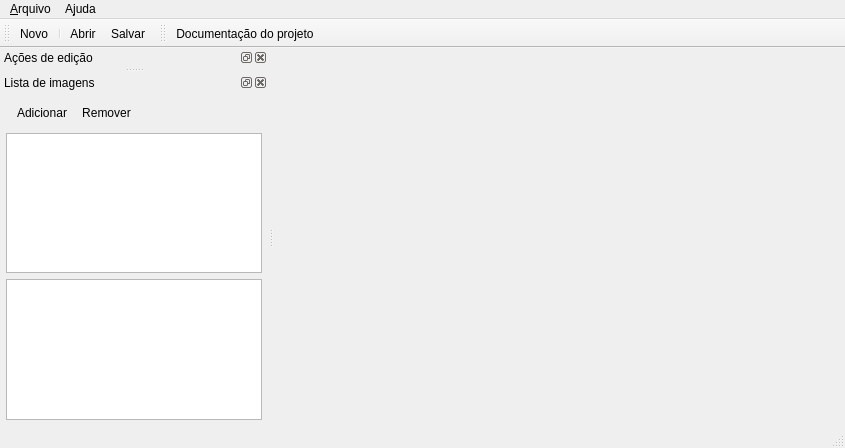
First picture: the form in fat/mainwindow.ui, repository luigivieira/F3, before the edit.
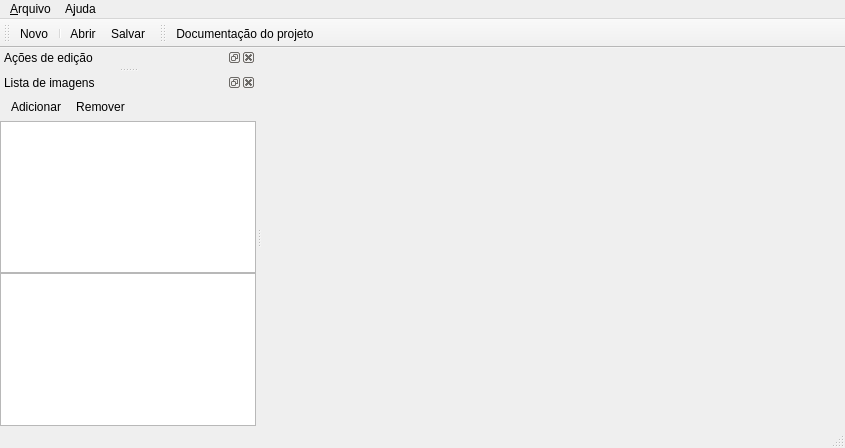
Second picture: the form after the edit. Icons and pictures are not drawn.

The edit to the form file:
```diff
--- a/fat/mainwindow.ui
+++ b/fat/mainwindow.ui
@@ -154,19 +154,19 @@
    <widget class="QWidget" name="Content_2">
     <layout class="QGridLayout" name="gridLayout">
      <property name="leftMargin">
-      <number>6</number>
+      <number>0</number>
      </property>
      <property name="topMargin">
-      <number>6</number>
+      <number>0</number>
      </property>
      <property name="rightMargin">
-      <number>6</number>
+      <number>0</number>
      </property>
      <property name="bottomMargin">
-      <number>6</number>
+      <number>0</number>
      </property>
-     <property name="horizontalSpacing">
-      <number>6</number>
+     <property name="spacing">
+      <number>0</number>
      </property>
      <item row="0" column="0">
       <widget class="QToolBar" name="imagesToolbar">
```
Left out of the diff: 26 changed lines with no effect on the pictures.
